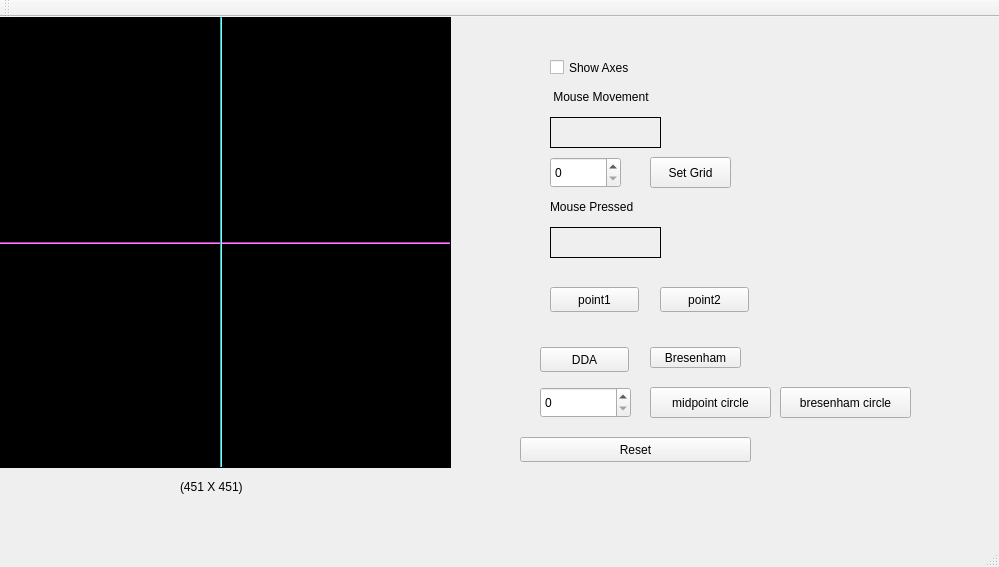
Qt form BCSE3_Graphics_Assignment/mainwindow.ui (debargham14/BCSE_Graphics_Assignment) before a commit.
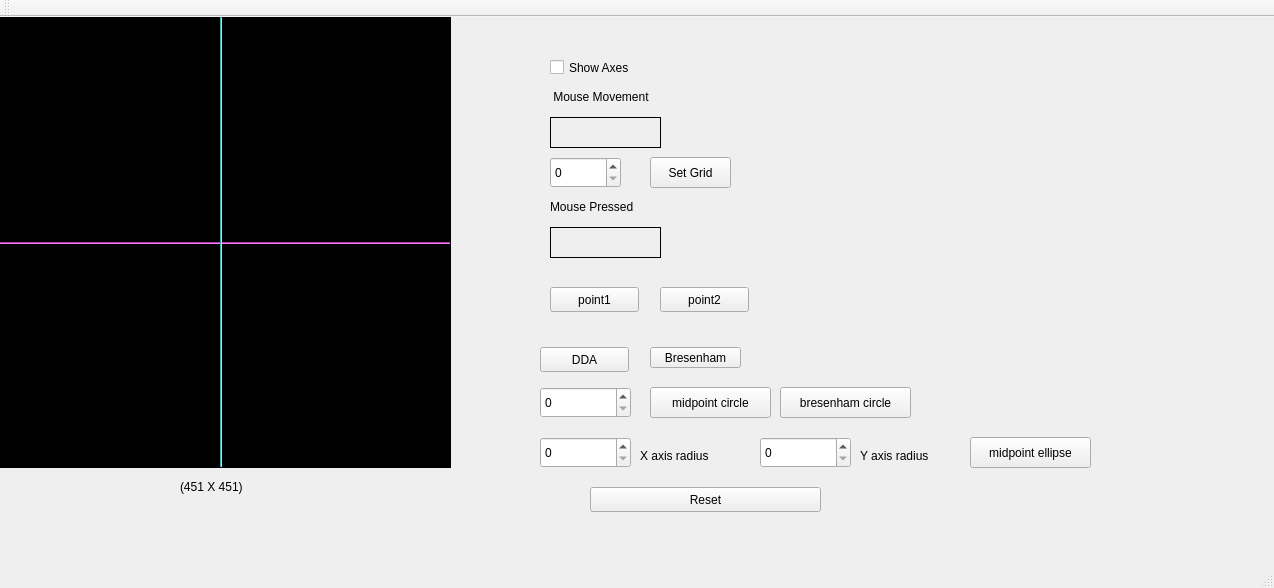
The same form after that commit. Custom widgets are drawn as their Qt base class.

Commit message: midpoint ellipse drawing algorithm implemented and animation effects added

The edit to the form file:
```diff
--- a/BCSE3_Graphics_Assignment/mainwindow.ui
+++ b/BCSE3_Graphics_Assignment/mainwindow.ui
@@ -6,8 +6,8 @@
    <rect>
     <x>0</x>
     <y>0</y>
-    <width>999</width>
-    <height>567</height>
+    <width>1274</width>
+    <height>588</height>
    </rect>
   </property>
   <property name="windowTitle">
@@ -179,8 +179,8 @@
    <widget class="QPushButton" name="resetButton">
     <property name="geometry">
      <rect>
-      <x>520</x>
-      <y>420</y>
+      <x>590</x>
+      <y>470</y>
       <width>231</width>
       <height>25</height>
      </rect>
@@ -277,6 +277,65 @@
      <string>bresenham circle</string>
     </property>
    </widget>
+   <widget class="QSpinBox" name="xaxisRadius">
+    <property name="geometry">
+     <rect>
+      <x>540</x>
+      <y>420</y>
+      <width>91</width>
+      <height>31</height>
+     </rect>
+    </property>
+   </widget>
+   <widget class="QSpinBox" name="yaxisRadius">
+    <property name="geometry">
+     <rect>
+      <x>760</x>
+      <y>420</y>
+      <width>91</width>
+      <height>31</height>
+     </rect>
+    </property>
+   </widget>
+   <widget class="QLabel" name="label">
+    <property name="geometry">
+     <rect>
+      <x>640</x>
+      <y>430</y>
+      <width>91</width>
+      <height>17</height>
+     </rect>
+    </property>
+    <property name="text">
+     <string>X axis radius</string>
+    </property>
+   </widget>
+   <widget class="QLabel" name="label_2">
+    <property name="geometry">
+     <rect>
+      <x>860</x>
+      <y>430</y>
+      <width>91</width>
+      <height>17</height>
+     </rect>
+    </property>
+    <property name="text">
+     <string>Y axis radius</string>
+    </property>
+   </widget>
+   <widget class="QPushButton" name="midpointEllipse">
+    <property name="geometry">
+     <rect>
+      <x>970</x>
+      <y>420</y>
+      <width>121</width>
+      <height>31</height>
+     </rect>
+    </property>
+    <property name="text">
+     <string>midpoint ellipse</string>
+    </property>
+   </widget>
   </widget>
   <widget class="QMenuBar" name="menuBar">
    <property name="geometry">
```
Left out of the diff: 2 changed lines with no effect on the pictures. The commit also changes 3 other files.
